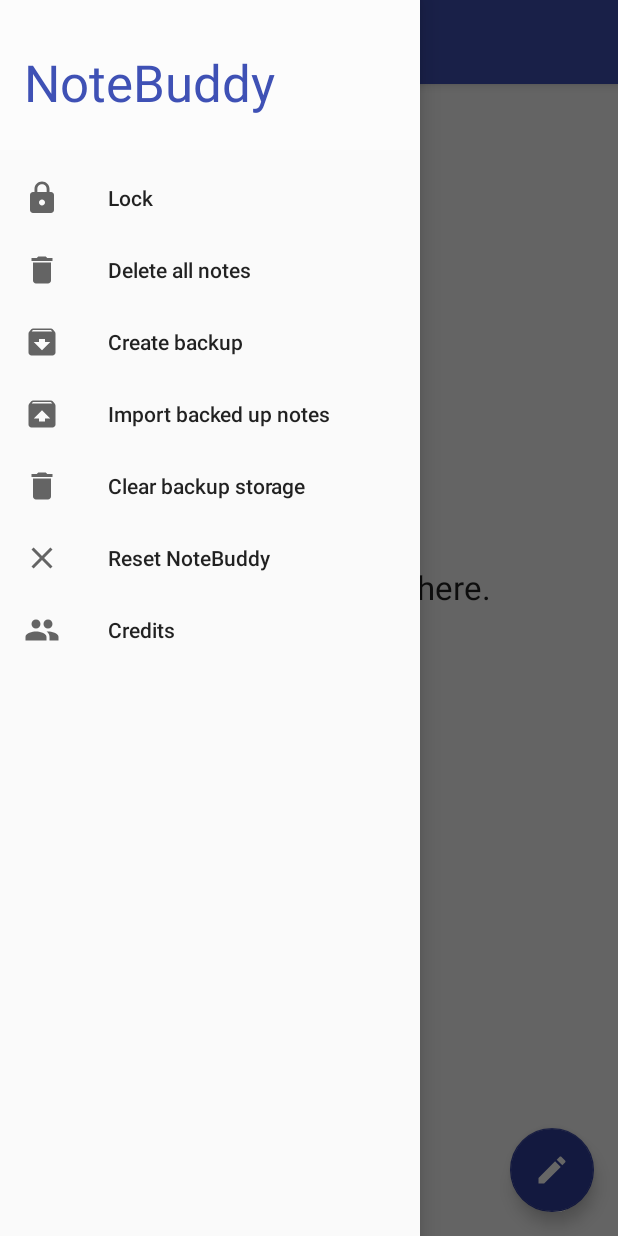
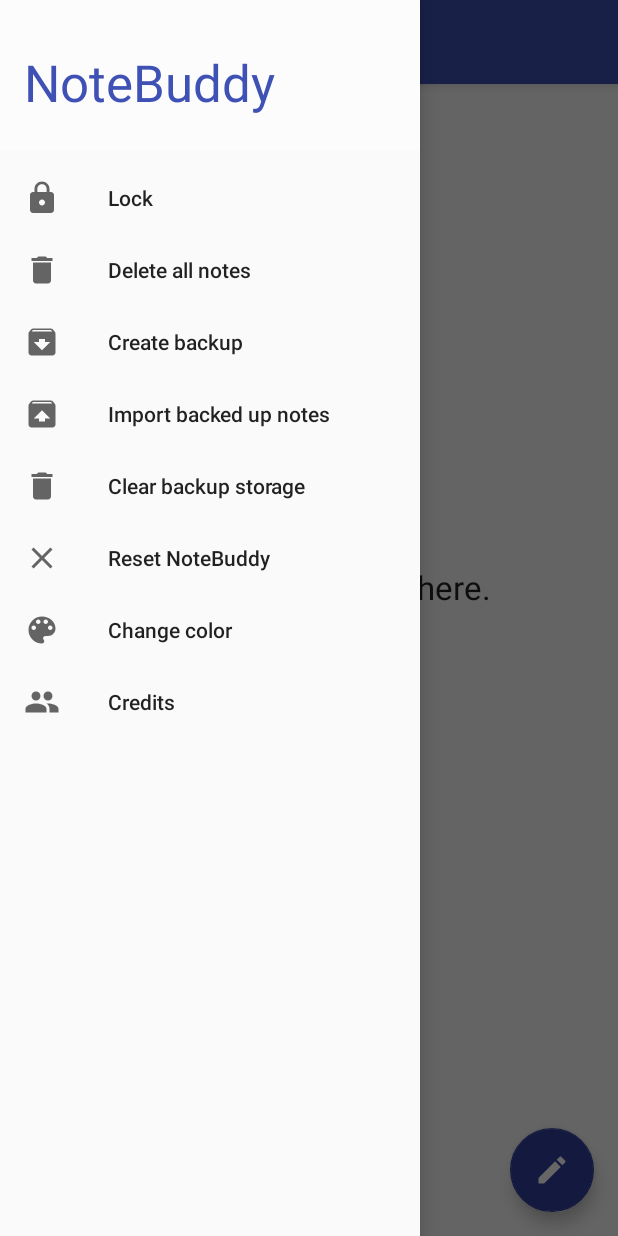
Before and after one commit to unbranched/NoteBuddy, an Android app: the NotesActivity screen opened directly, with no data from a screen before it, with the side drawer open, on a phone screen of 412 x 824 dp. Run offline under Robolectric (Android 15) with nearby library versions, the phone set to English and light mode, and no system bars.

Commit message:
Playing around with new color activity - UNSTABLE

```diff
--- a/app/src/main/java/nl/yoerinijs/notebuddy/activities/NotesActivity.java
+++ b/app/src/main/java/nl/yoerinijs/notebuddy/activities/NotesActivity.java
@@ -58,6 +58,8 @@ public class NotesActivity extends AppCompatActivity
     private static final String EDIT_NOTE_ACTIVITY = LocationCentral.EDIT_NOTE;
 
     private static final String SETUP_ACTIVITY = LocationCentral.SETUP;
+
+    private static final String COLOR_ACTIVITY = LocationCentral.COLOR;
 
     private final Context m_context = this;
 
@@ -204,7 +206,7 @@ public class NotesActivity extends AppCompatActivity
                     .setPositiveButton(android.R.string.yes, new DialogInterface.OnClickListener() {
                         public void onClick(DialogInterface dialog, int which) {
                             int filesNotDeleted = TextfileRemover.deleteAllFiles(m_location);
-                            if(filesNotDeleted <= 0) {
+                            if (filesNotDeleted <= 0) {
                                 Toast.makeText(getApplicationContext(), getString(R.string.success_deleted) + ".", Toast.LENGTH_SHORT).show();
                             } else {
                                 Toast.makeText(getApplicationContext(), getString(R.string.error_some_not_deleted) + ": " + filesNotDeleted + ".", Toast.LENGTH_SHORT).show();
@@ -218,6 +220,9 @@ public class NotesActivity extends AppCompatActivity
                     })
                     .setIcon(android.R.drawable.ic_dialog_alert)
                     .show();
+
+        } else if(id == R.id.nav_color) {
+            startActvitiy(COLOR_ACTIVITY, true, null, null);
 
         } else if(id == R.id.nav_clear_ext) {
             m_backupStorageHandler.requestWritingPermissions(m_context);
--- a/app/src/main/java/nl/yoerinijs/notebuddy/activities/SetupActivity.java
+++ b/app/src/main/java/nl/yoerinijs/notebuddy/activities/SetupActivity.java
@@ -33,7 +33,7 @@ import nl.yoerinijs.notebuddy.validators.UsernameValidator;
  */
 public class SetupActivity extends AppCompatActivity {
 
-    private static final String PACKAGE_NAME = MainActivity.PACKAGE_NAME;
+    private static final String PACKAGE_NAME = LocationCentral.PACKAGE;
 
     private static final String NOTES_ACTIVITY = LocationCentral.NOTES;
 
--- a/app/src/main/java/nl/yoerinijs/notebuddy/files/backup/BackupCreator.java
+++ b/app/src/main/java/nl/yoerinijs/notebuddy/files/backup/BackupCreator.java
@@ -149,8 +149,8 @@ public class BackupCreator {
      * Notifies user and ourselves of backup result
      * @param isBackupCreated
      */
-    private void provideBackupResult(int numberOfCreatedNotes, boolean isBackupCreated, boolean areNotesEncrypted) {
-        final String notesEncrypted = areNotesEncrypted ? "(" + m_context.getResources().getString(R.string.backup_encrypted).toLowerCase() + ")" : "(" + m_context.getResources().getString(R.string.backup_decrypted).toLowerCase() + ")";
+    private void provideBackupResult(int numberOfCreatedNotes, boolean isBackupCreated, boolean areNotesDecrypted) {
+        final String notesEncrypted = areNotesDecrypted ? "(" + m_context.getResources().getString(R.string.backup_decrypted).toLowerCase() + ")" : "(" + m_context.getResources().getString(R.string.backup_encrypted).toLowerCase() + ")";
         Toast.makeText(m_context, isBackupCreated ? m_context.getResources().getString(R.string.backup_success) + " " + getBackupLocation() + " " + notesEncrypted : m_context.getResources().getString(R.string.backup_error) + ".", Toast.LENGTH_LONG).show();
         if(isBackupCreated) {
             Toast.makeText(m_context, numberOfCreatedNotes + " " + (numberOfCreatedNotes <= 1 ? m_context.getResources().getString(R.string.backup_number_created_singular).toLowerCase() + "." : m_context.getResources().getString(R.string.backup_number_created_plural).toLowerCase() + "."), Toast.LENGTH_LONG).show();
--- a/app/src/main/java/nl/yoerinijs/notebuddy/files/misc/LocationCentral.java
+++ b/app/src/main/java/nl/yoerinijs/notebuddy/files/misc/LocationCentral.java
@@ -21,4 +21,6 @@ public class LocationCentral {
 
     public static final String SETUP = "SetupActivity";
 
+    public static final String COLOR = "ColorActivity";
+
 }
--- /dev/null
+++ b/app/src/main/res/drawable/ic_color_lens_black_24dp.xml
@@ -0,0 +1,9 @@
+<vector xmlns:android="http://schemas.android.com/apk/res/android"
+        android:width="24dp"
+        android:height="24dp"
+        android:viewportWidth="24.0"
+        android:viewportHeight="24.0">
+    <path
+        android:fillColor="#FF000000"
+        android:pathData="M12,3c-4.97,0 -9,4.03 -9,9s4.03,9 9,9c0.83,0 1.5,-0.67 1.5,-1.5 0,-0.39 -0.15,-0.74 -0.39,-1.01 -0.23,-0.26 -0.38,-0.61 -0.38,-0.99 0,-0.83 0.67,-1.5 1.5,-1.5L16,16c2.76,0 5,-2.24 5,-5 0,-4.42 -4.03,-8 -9,-8zM6.5,12c-0.83,0 -1.5,-0.67 -1.5,-1.5S5.67,9 6.5,9 8,9.67 8,10.5 7.33,12 6.5,12zM9.5,8C8.67,8 8,7.33 8,6.5S8.67,5 9.5,5s1.5,0.67 1.5,1.5S10.33,8 9.5,8zM14.5,8c-0.83,0 -1.5,-0.67 -1.5,-1.5S13.67,5 14.5,5s1.5,0.67 1.5,1.5S15.33,8 14.5,8zM17.5,12c-0.83,0 -1.5,-0.67 -1.5,-1.5S16.67,9 17.5,9s1.5,0.67 1.5,1.5 -0.67,1.5 -1.5,1.5z"/>
+</vector>
--- a/app/src/main/res/menu/activity_notes_drawer.xml
+++ b/app/src/main/res/menu/activity_notes_drawer.xml
@@ -22,6 +22,9 @@
         <item android:title="@string/menu_remove_everything"
             android:id="@+id/nav_erase"
             android:icon="@drawable/ic_clear_black_24dp" />
+        <item android:title="@string/menu_color"
+            android:id="@+id/nav_color"
+            android:icon="@drawable/ic_color_lens_black_24dp" />
         <item android:title="@string/menu_credits"
             android:id="@+id/nav_credits"
             android:icon="@drawable/ic_group_black_24dp" />
--- a/app/src/main/res/values/strings.xml
+++ b/app/src/main/res/values/strings.xml
@@ -94,6 +94,7 @@
     <string name="menu_import">Import backed up notes</string>
     <string name="menu_clear">Delete all notes</string>
     <string name="menu_clear_ext">Clear backup storage</string>
+    <string name="menu_color">Change color</string>
 
     <!-- Strings related to login -->
     <string name="prompt_username">Username</string>
```
Also changed, not shown: app/src/main/java/nl/yoerinijs/notebuddy/activities/ColorActivity.java (+37 -31 lines), 2 other files.
